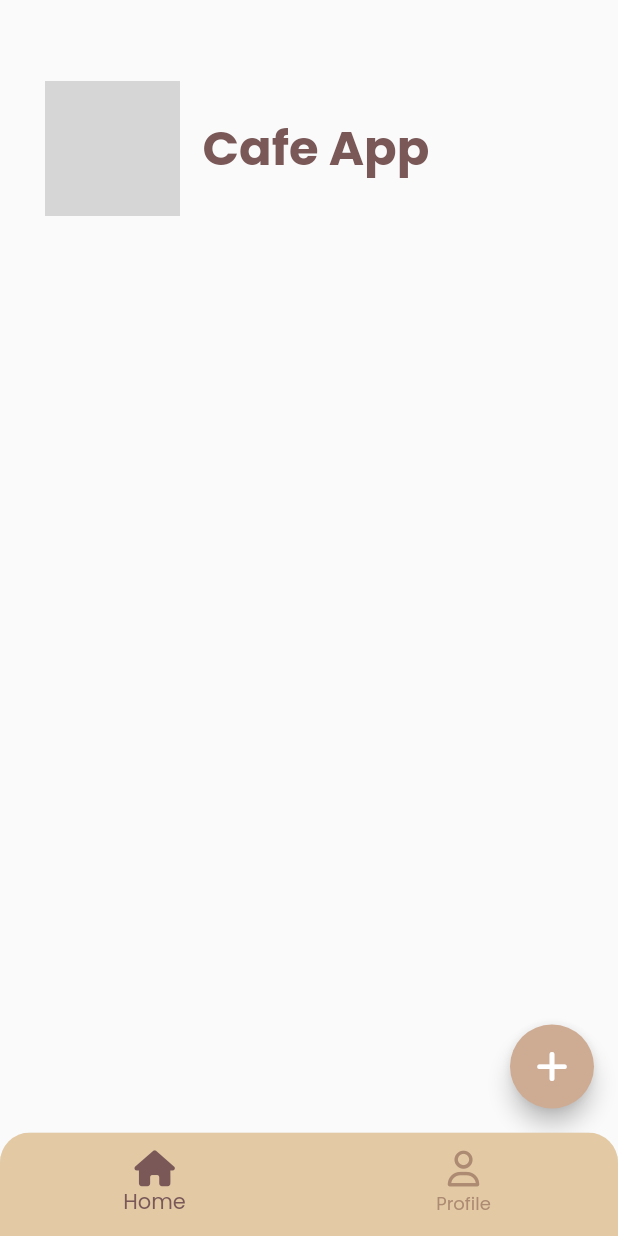
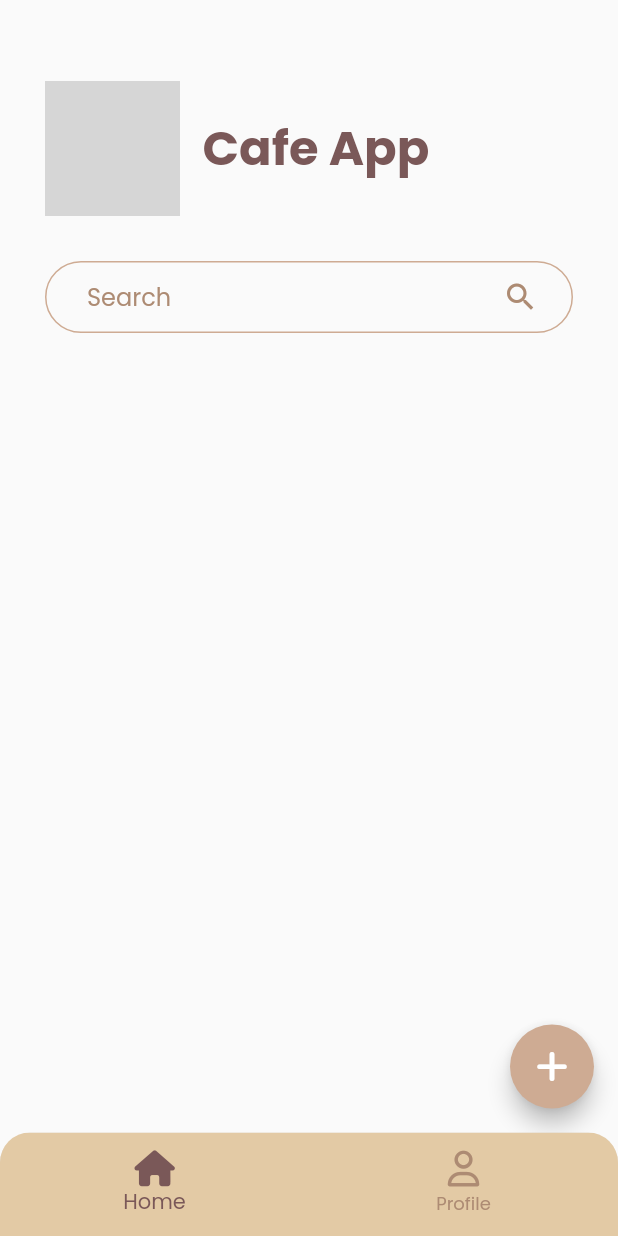
Before and after one commit to dna2121/cafe_app, a Flutter app: the screen it shows after launch, on a phone screen of 412 x 824 dp. Run offline on Flutter 3.47's test engine with Material 2 defaults, Android fonts, the phone set to English and light mode, and no system bars; our stand-ins replace cloud_firestore, firebase_core, font_awesome_flutter, get; accounts and stored records are empty; network calls fail; grey boxes are pictures that could not be loaded.

Commit message:
create seach bar

```diff
--- a/lib/app/modules/product/views/product_view.dart
+++ b/lib/app/modules/product/views/product_view.dart
@@ -1,10 +1,12 @@
 import 'package:cafe_app/constants/app_color.dart';
 import 'package:cafe_app/widgets/primary_text_widget.dart';
+import 'package:cafe_app/widgets/text_field_product_widget.dart';
 import 'package:flutter/material.dart';
 import 'package:font_awesome_flutter/font_awesome_flutter.dart';
 
 import 'package:get/get.dart';
 
+import '../../../../widgets/text_form_widget.dart';
 import '../../../routes/app_pages.dart';
 import '../controllers/product_controller.dart';
 
@@ -13,7 +15,9 @@ class ProductView extends GetView<ProductController> {
   @override
   Widget build(BuildContext context) {
     return Scaffold(
-      body: Padding(
+      body: Column(
+        children: [
+          Padding(
             padding: const EdgeInsets.fromLTRB(30, 54, 30, 15),
             child: Row(
               children: [
@@ -26,6 +30,36 @@ class ProductView extends GetView<ProductController> {
               ],
             ),
           ),
+          const SizedBox(height: 15),
+          Padding(
+            padding: const EdgeInsets.symmetric(horizontal: 30),
+            child: TextField(
+              style: const TextStyle(color: AppColor.primaryColor),
+              decoration: InputDecoration(
+                hintText: "Search",
+                hintStyle: const TextStyle(color: AppColor.textColor),
+                suffixIcon: const Padding(
+                  padding: EdgeInsets.fromLTRB(0, 0, 22, 0),
+                  child: Icon(
+                    Icons.search,
+                    color: AppColor.textColor,
+                  ),
+                ),
+                contentPadding:
+                    const EdgeInsets.symmetric(horizontal: 28, vertical: 9),
+                enabledBorder: OutlineInputBorder(
+                  borderRadius: BorderRadius.circular(28),
+                  borderSide: const BorderSide(color: AppColor.buttonColor),
+                ),
+                focusedBorder: OutlineInputBorder(
+                  borderRadius: BorderRadius.circular(28),
+                  borderSide: const BorderSide(color: AppColor.buttonColor),
+                ),
+              ),
+            ),
+          )
+        ],
+      ),
       floatingActionButton: FloatingActionButton(
         backgroundColor: AppColor.buttonColor,
         onPressed: () => Get.toNamed(Routes.ADD_PRODUCT),
```
Lines whose indentation alone changed are shown as unchanged.
